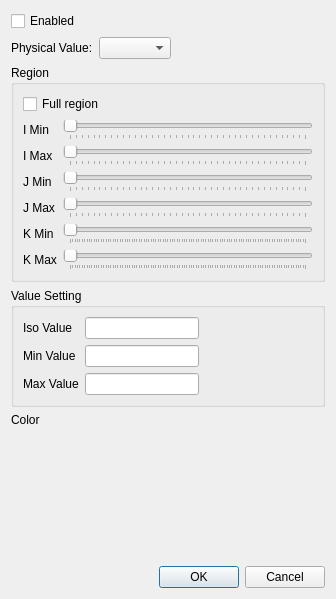
The window that libs/post/post3d/datamodel/post3dwindowisosurfacesettingdialog.ui (i-RIC/prepost-gui) describes before a commit, drawn with Qt 5.
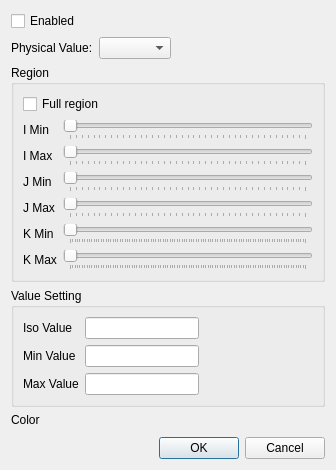
The same window after the commit. Custom widgets are drawn as their Qt base class.

```diff
--- a/libs/post/post3d/datamodel/post3dwindowisosurfacesettingdialog.ui
+++ b/libs/post/post3d/datamodel/post3dwindowisosurfacesettingdialog.ui
@@ -7,7 +7,7 @@
     <x>0</x>
     <y>0</y>
     <width>336</width>
-    <height>599</height>
+    <height>470</height>
    </rect>
   </property>
   <property name="windowTitle">
@@ -325,7 +325,7 @@
      <property name="sizeHint" stdset="0">
       <size>
        <width>20</width>
-       <height>40</height>
+       <height>0</height>
       </size>
      </property>
     </spacer>
@@ -359,11 +359,6 @@
    <extends>QLineEdit</extends>
    <header>guibase/widget/realnumbereditwidget.h</header>
   </customwidget>
-  <customwidget>
-   <class>ColorEditWidget</class>
-   <extends>QLabel</extends>
-   <header>commongui/coloreditwidget.h</header>
-  </customwidget>
  </customwidgets>
  <tabstops>
   <tabstop>enabledCheckBox</tabstop>
```
